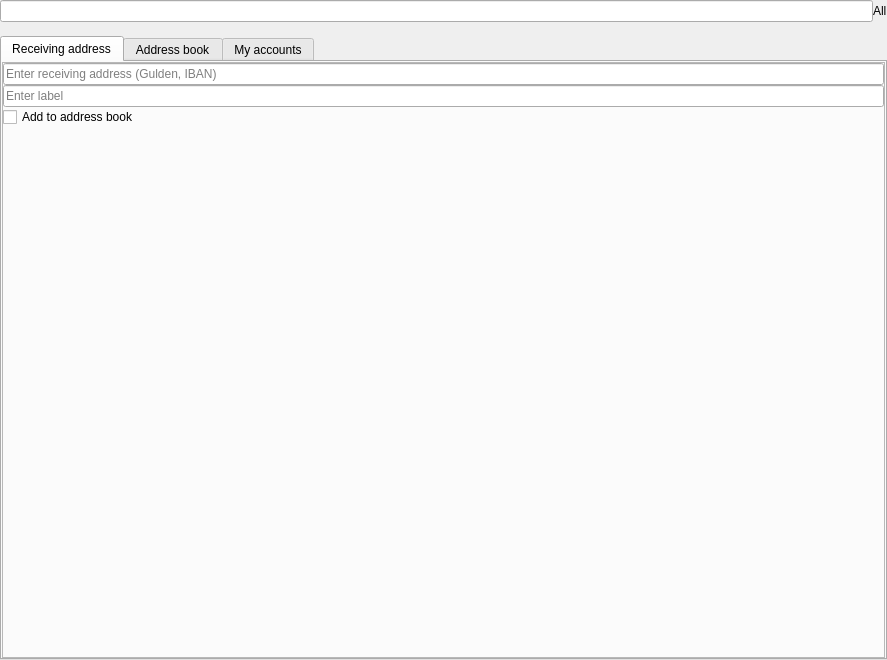
frozenflux3/munt-official, file src/qt/_Gulden/forms/guldensendcoinsentry.ui: the form before one commit.
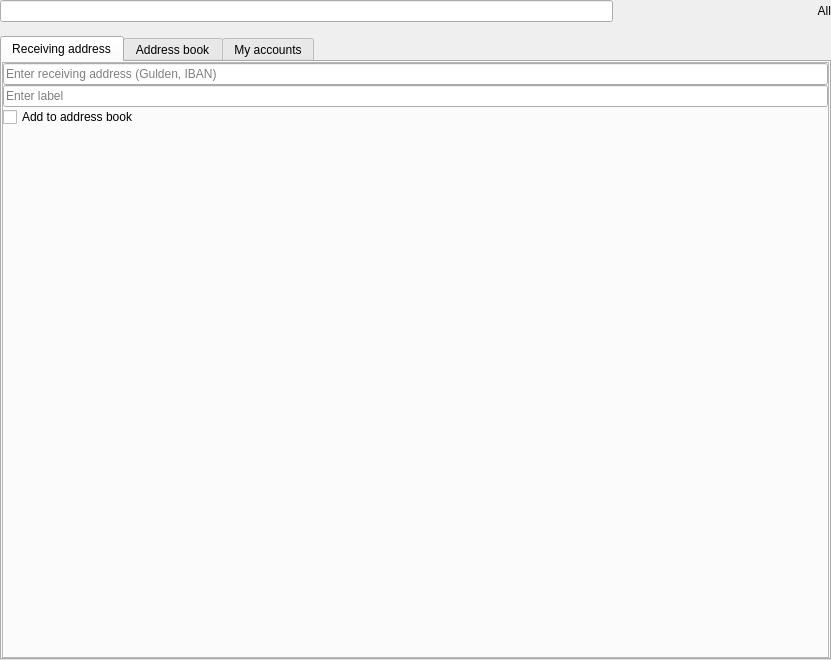
The form after the commit. Custom widgets are drawn as their Qt base class.

Commit message: Adjust alignment on all button.

Diff of the .ui file:
```diff
--- a/src/qt/_Gulden/forms/guldensendcoinsentry.ui
+++ b/src/qt/_Gulden/forms/guldensendcoinsentry.ui
@@ -6,7 +6,7 @@
    <rect>
     <x>0</x>
     <y>0</y>
-    <width>887</width>
+    <width>831</width>
     <height>660</height>
    </rect>
   </property>
@@ -39,10 +39,26 @@
     <number>0</number>
    </property>
    <item>
-    <layout class="QHBoxLayout" name="horizontalLayout_3">
+    <layout class="QHBoxLayout" name="horizontalLayout_3" stretch="3,1,0">
+     <property name="spacing">
+      <number>0</number>
+     </property>
      <item>
       <widget class="GuldenAmountField" name="payAmount"/>
      </item>
+     <item>
+      <spacer name="horizontalSpacer">
+       <property name="orientation">
+        <enum>Qt::Horizontal</enum>
+       </property>
+       <property name="sizeHint" stdset="0">
+        <size>
+         <width>40</width>
+         <height>20</height>
+        </size>
+       </property>
+      </spacer>
+     </item>
      <item>
       <widget class="ClickableLabel" name="sendAll">
        <property name="cursor">
@@ -51,6 +67,12 @@
        <property name="text">
         <string>All</string>
        </property>
+       <property name="alignment">
+        <set>Qt::AlignRight|Qt::AlignTrailing|Qt::AlignVCenter</set>
+       </property>
+       <property name="indent">
+        <number>0</number>
+       </property>
       </widget>
      </item>
     </layout>
@@ -60,6 +82,9 @@
      <property name="text">
       <string/>
      </property>
+     <property name="indent">
+      <number>0</number>
+     </property>
     </widget>
    </item>
    <item>
```
The commit also changes 1 other file.
